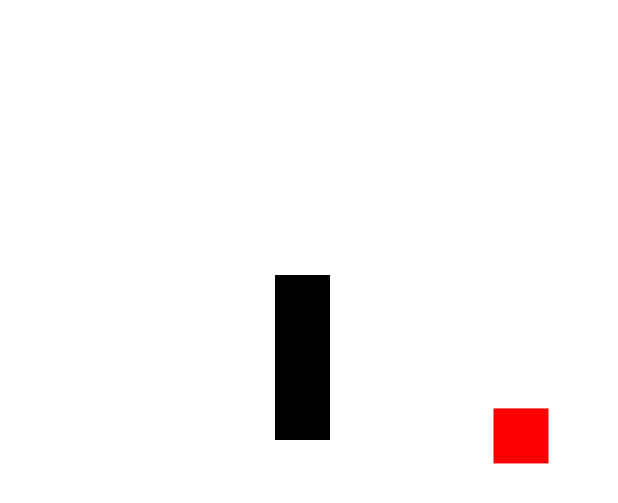
After one commit to fallaciousreasoning/seng440-snakes, an Android app: the layout sample_canvas_view_renderer.xml on its own in the app's theme, with its tools: preview values and no code run, on a phone screen of 412 x 824 dp. The commit adds this screen. Shown: the top 503 px of the screen. Run offline under Robolectric (Android 15) with nearby library versions, the phone set to English and light mode, and no system bars.

Commit message:
Adds a simple canvas renderer for the snake

```diff
--- a/SnakesAssignment/app/src/main/java/nz/ac/canterbury/csse/a440/snakes/MainActivity.java
+++ b/SnakesAssignment/app/src/main/java/nz/ac/canterbury/csse/a440/snakes/MainActivity.java
@@ -65,8 +65,8 @@ public class MainActivity extends AppCompatActivity implements SensorEventListen
 
         Sensor acc=sensorManager.getDefaultSensor(Sensor.TYPE_ACCELEROMETER);
 
-        tv= (TextView) view;
-        tv.setText("ho hum");
+//        tv= (TextView) view;
+//        tv.setText("ho hum");
         lastUpdate = System.currentTimeMillis();
 
     }
--- /dev/null
+++ b/SnakesAssignment/app/src/main/java/nz/ac/canterbury/csse/a440/snakes/snake/CanvasViewRenderer.java
@@ -0,0 +1,129 @@
+package nz.ac.canterbury.csse.a440.snakes.snake;
+
+import android.content.Context;
+import android.content.res.TypedArray;
+import android.graphics.Canvas;
+import android.graphics.Color;
+import android.graphics.Paint;
+import android.graphics.drawable.Drawable;
+import android.text.TextPaint;
+import android.util.AttributeSet;
+import android.view.View;
+
+import nz.ac.canterbury.csse.a440.snakes.R;
+
+/**
+ * TODO: document your custom view class.
+ */
+public class CanvasViewRenderer extends View implements Renderable {
+    private Paint snakePaint;
+    private Paint boardPaint;
+    private Paint foodPaint;
+
+    private SnakeGame snakeGame;
+
+    public CanvasViewRenderer(Context context) {
+        super(context);
+        init(null, 1);
+    }
+
+    public CanvasViewRenderer(Context context, AttributeSet attrs) {
+        super(context, attrs);
+        init(attrs, 1);
+    }
+
+    public CanvasViewRenderer(Context context, AttributeSet attrs, int defStyle) {
+        super(context, attrs, defStyle);
+        init(attrs, defStyle);
+    }
+
+    private void init(AttributeSet attrs, int defStyle) {
+        TypedArray a = getContext().getTheme().obtainStyledAttributes(
+                attrs,
+                R.styleable.CanvasViewRenderer,
+                0, 0);
+
+        try {
+            //TODO load colors like a real person!
+        } finally {
+            a.recycle();
+        }
+
+        snakeGame = new SnakeGame(10, 10, 1, 3);
+        snakeGame.setRenderer(this);
+
+        snakePaint = new Paint();
+        snakePaint.setStyle(Paint.Style.FILL);
+        snakePaint.setColor(Color.argb(255, 0, 0, 0));
+
+        boardPaint = new Paint();
+        boardPaint.setStyle(Paint.Style.FILL);
+        boardPaint.setColor(Color.argb(255, 255, 255, 255));
+
+        foodPaint = new Paint();
+        foodPaint.setStyle(Paint.Style.FILL);
+        foodPaint.setColor(Color.argb(255, 255, 0, 0));
+    }
+
+    @Override
+    protected void onSizeChanged(int w, int h, int oldw, int oldh) {
+        super.onSizeChanged(w, h, oldw, oldh);
+
+        invalidate();
+    }
+
+    @Override
+    protected void onDraw(Canvas canvas) {
+        super.onDraw(canvas);
+
+        // TODO: consider storing these as member variables to reduce
+        // allocations per draw cycle.
+        int paddingLeft = getPaddingLeft();
+        int paddingTop = getPaddingTop();
+        int paddingRight = getPaddingRight();
+        int paddingBottom = getPaddingBottom();
+
+        int contentWidth = getWidth() - paddingLeft - paddingRight;
+        int contentHeight = getHeight() - paddingTop - paddingBottom;
+
+        AABB bounds = snakeGame.getBounds();
+        int widthInTiles = (int)bounds.getWidth();
+        int heightInTiles = (int)bounds.getHeight();
+
+        int tileWidth = (int)((float)contentWidth/widthInTiles);
+        int tileHeight = (int)((float)contentHeight/heightInTiles);
+
+        int tileSize = Math.min(tileWidth, tileHeight);
+
+        //Color the board
+        canvas.drawRect(0, 0, getWidth(), getHeight(), boardPaint);
+
+        //Paint the snake
+        for (Vector3 position : snakeGame.getSnake().getPositions()){
+            //TODO we should also divide by the size of the grid
+            Vector3 normalized = position.sub(bounds.getMin());
+
+            Vector3 mapped = normalized
+                    .mul(tileSize);
+
+            canvas.drawRect(
+                    mapped.getX(),
+                    mapped.getY(),
+                    mapped.getX() + tileSize,
+                    mapped.getY() + tileSize,
+                    snakePaint);
+        }
+
+        Vector3 foodPos = snakeGame.getFood().getPosition();
+        foodPos = foodPos.sub(bounds.getMin())
+            //TODO divide by the tile size
+            .mul(tileSize);
+
+        canvas.drawRect(foodPos.getX(), foodPos.getY(), foodPos.getX()+ tileSize, foodPos.getY() + tileSize, foodPaint);
+    }
+
+    @Override
+    public void render(SnakeGame game) {
+        invalidate();
+    }
+}
--- a/SnakesAssignment/app/src/main/java/nz/ac/canterbury/csse/a440/snakes/snake/Snake.java
+++ b/SnakesAssignment/app/src/main/java/nz/ac/canterbury/csse/a440/snakes/snake/Snake.java
@@ -1,7 +1,8 @@
 package nz.ac.canterbury.csse.a440.snakes.snake;
 
+import java.util.Collections;
 import java.util.LinkedList;
-import java.util.Objects;
+import java.util.List;
 
 /**
  * A class representing a snake in the game
@@ -13,9 +14,9 @@ public class Snake {
     private final float blockSize;
 
     /**
-     * The points making up a snake
+     * The positions making up a snake
      */
-    private LinkedList<Vector3> points = new LinkedList<>();
+    private LinkedList<Vector3> positions = new LinkedList<>();
 
     /**
      * The direction the snake is heading in
@@ -40,11 +41,11 @@ public class Snake {
 
         Vector3 tailDirection = stepAmount().mul(-1);
 
-        points.add(headPosition);
+        positions.add(headPosition);
 
         for (int i = 0; i < length - 1; ++i){
-            Vector3 nextPos = points.get(points.size() - 1).add(tailDirection);
-            points.add(nextPos);
+            Vector3 nextPos = positions.get(positions.size() - 1).add(tailDirection);
+            positions.add(nextPos);
         }
     }
 
@@ -61,7 +62,7 @@ public class Snake {
      * @return The position of the head of the snake
      */
     public Vector3 headPosition() {
-        return points.get(0);
+        return positions.get(0);
     }
 
     /**
@@ -87,14 +88,14 @@ public class Snake {
         //If the snake hasn't eaten, we should remove the last block (we put a new one
         //on the front each step)
         if (grow <= 0) {
-            points.removeLast();
+            positions.removeLast();
         } else grow--;
 
         //Get the next position of the snake
         Vector3 nextPos = nextPosition();
 
         //Set it as our new head position
-        points.addFirst(nextPos);
+        positions.addFirst(nextPos);
     }
 
     /**
@@ -117,7 +118,15 @@ public class Snake {
      * @return The length of the snake
      */
     public int length() {
-        return points.size();
+        return positions.size();
+    }
+
+    /**
+     * Gets a list of positions that the snake is made up of
+     * @return The positions
+     */
+    public List<Vector3> getPositions(){
+        return Collections.unmodifiableList(positions);
     }
 
     /**
@@ -128,7 +137,7 @@ public class Snake {
         boolean first = false;
         Vector3 nextPosition = nextPosition();
 
-        for (Vector3 position : points) {
+        for (Vector3 position : positions) {
             //Skip the head. I'd like to do this with a stream but it doesn't exist
             if (first) {
                 first = true;
--- /dev/null
+++ b/SnakesAssignment/app/src/main/res/layout/sample_canvas_view_renderer.xml
@@ -0,0 +1,15 @@
+<FrameLayout xmlns:android="http://schemas.android.com/apk/res/android"
+    xmlns:app="http://schemas.android.com/apk/res-auto"
+    android:layout_width="match_parent"
+    android:layout_height="match_parent">
+
+    <nz.ac.canterbury.csse.a440.snakes.snake.CanvasViewRenderer
+        android:layout_width="match_parent"
+        android:layout_height="match_parent"
+        android:background="#ccc"
+        android:paddingTop="40dp"
+        android:paddingBottom="40dp"
+        android:paddingLeft="20dp"
+        android:paddingRight="20dp"/>
+
+</FrameLayout>
```
Also changed, not shown: SnakesAssignment/app/src/main/res/layout/activity_main.xml (+9 -1 lines), SnakesAssignment/app/src/main/res/values/attrs_canvas_view_renderer.xml (added, +8 -0 lines).
